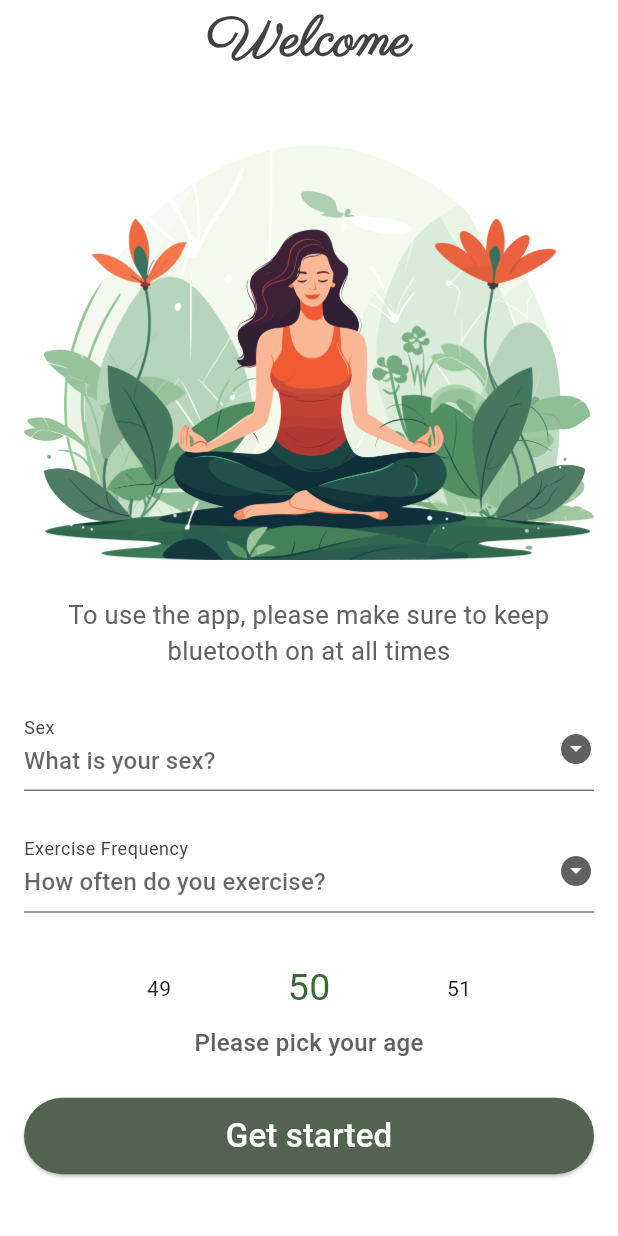
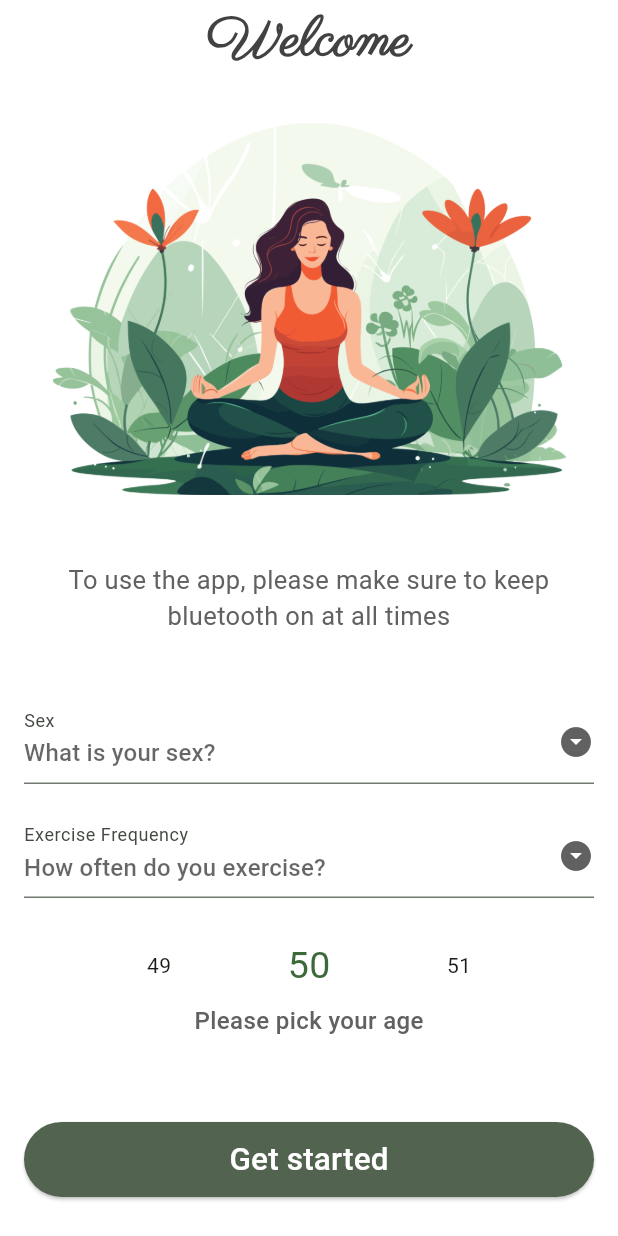
Before and after one commit to urmhe/yoga_body_tracker, a Flutter app: the screen it shows after launch, on a phone screen of 412 x 824 dp. Run offline on Flutter 3.47's test engine with Material 3 defaults, Android fonts, the phone set to English and light mode, and no system bars; drawn by our look-alikes of numberpicker; our stand-ins replace audioplayers, flutter_blue, permission_handler, synchronized; missing offline and left inert: flutter_timer_countdown.

Commit message:
Added LayoutBuilders to home page and body tracker page so that we can enable scrolling if the size of a screen is too small

```diff
--- a/lib/global.dart
+++ b/lib/global.dart
@@ -17,7 +17,6 @@
 // Radius used for most rounded containers in the app
 const double regularBorderRadius = 15.0;
 const double largeBorderRadius = 30.0;
-const double veryLargeBorderRadius = 45.0;
 const double smallBorderRadius = 8.0;
 const double verySmallBorderRadius = 4.0;
 
--- a/lib/pages/home_page.dart
+++ b/lib/pages/home_page.dart
@@ -98,24 +98,35 @@
       backgroundColor: backgroundColor,
       appBar: AppBar(
         // Appbar containing only a title
+        scrolledUnderElevation: 0,
         centerTitle: true,
         backgroundColor: backgroundColor,
         title: Text(_title, style: appBarTextStyle),
       ),
-      body: Center(
-        // app body
+      body: LayoutBuilder(
+        // Layout builder to make screen scrollable if there is an overflow
+        builder: (BuildContext context, BoxConstraints viewPortConstraints) {
+          return SingleChildScrollView(
+            // enable content to be scrolled if there is an overflow
+            child: ConstrainedBox(
+              // keep content constrained to max height of viewport
+              constraints: BoxConstraints(
+                minHeight: viewPortConstraints.maxHeight
+              ),
               child: Padding(
                 // padding for all elements of the home page
                 padding: const EdgeInsets.all(veryLargeSpacing),
                 child: Column(
                   // Main container for all elements of the page
-            mainAxisAlignment: MainAxisAlignment.spaceEvenly,
+                  mainAxisSize: MainAxisSize.min,
+                  mainAxisAlignment: MainAxisAlignment.spaceAround,
                   children: <Widget>[
                     Image.asset(
                       // Illustration at the top of the page
                         'assets/images/yoga_illustration.png',
                         fit: BoxFit.fitWidth,
-                  width: double.infinity),
+                        width: viewPortConstraints.maxWidth - 70),
+                    const SizedBox(height: smallSpacing,),
                     Text(
                       // Text widget containing the disclaimer
                       _disclaimerText,
@@ -124,6 +135,7 @@
                           fontSize: HomePage._disclaimerFontSize,
                           color: Colors.grey.shade700),
                     ),
+                    const SizedBox(height: smallSpacing,),
                     DropdownButtonFormField(
                       // dropdown for choosing sex
                         hint: Text(_sexDropDownHint),
@@ -193,6 +205,7 @@
                                 fontWeight: FontWeight.w500))
                       ],
                     ),
+                    const SizedBox(height: veryLargeSpacing),
                     LargeRoundedButton(
                       // Button to go to the body tracking page
                         backgroundColor: Theme.of(context).colorScheme.secondary,
@@ -204,5 +217,8 @@
               ),
             ),
           );
+        },
+      ),
+    );
   }
 }
--- a/lib/widgets/double_box_row.dart
+++ b/lib/widgets/double_box_row.dart
@@ -23,8 +23,9 @@
 
   // Predefined styling attributes
   static const int _flexVal = 1;
-  static const double _numFontSize = 31;
+  static const double _numFontSize = 28;
 
+  // textstyle used for numbers
   static const TextStyle _numTextStyle = TextStyle(
     color: Colors.black,
     fontSize: _numFontSize,
--- a/lib/widgets/rounded_button.dart
+++ b/lib/widgets/rounded_button.dart
@@ -17,7 +17,7 @@
   final VoidCallback onPressed;
 
   // attribute used for styling
-  static const double _fontsize = 22;
+  static const double _fontsize = 21;
   static const double _minHeight = 45.0;
   static const double _paddingSize = 10.0;
 
--- a/lib/widgets/time_selector.dart
+++ b/lib/widgets/time_selector.dart
@@ -26,13 +26,13 @@
       children: [
         Text(header,
             style: TextStyle(
-                fontSize: 21,
-                color: Colors.grey.shade700,
-                fontWeight: FontWeight.bold)),
+                fontSize: 18,
+                color: Colors.grey.shade700,)),
         const SizedBox(
           height: smallSpacing,
         ),
         NumberPicker(
+            itemCount: 3,
             textStyle: const TextStyle(color: Colors.black, fontSize: 21),
             selectedTextStyle: TextStyle(
                 color: Theme.of(context).colorScheme.primary, fontSize: 33),
```
Also changed, not shown: lib/pages/body_tracker_page.dart (+31 -12 lines), lib/pages/timer_picker_sheet.dart (+5 -7 lines), 1 other file. Lines whose indentation alone changed are shown as unchanged.
